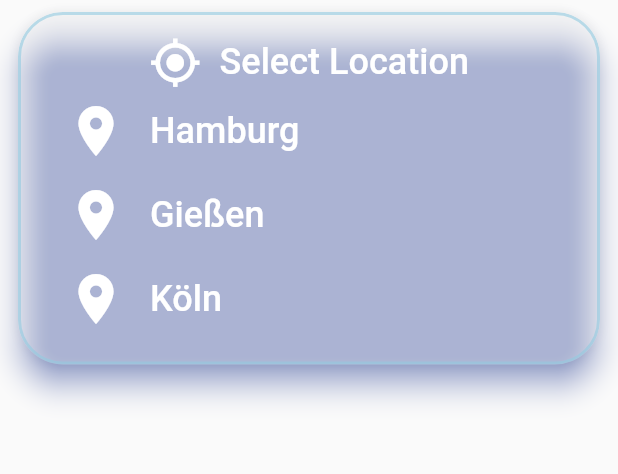
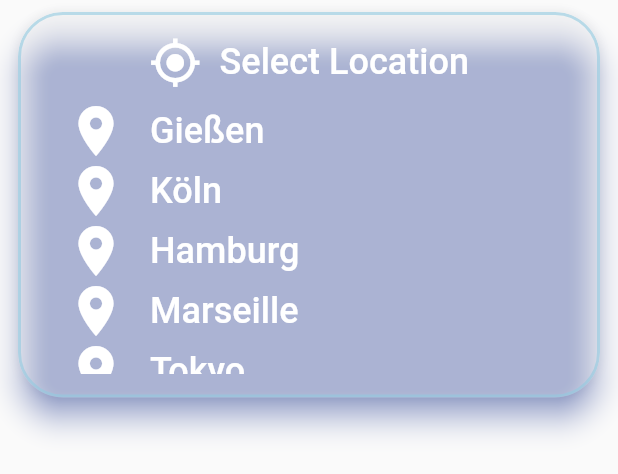
Before and after one commit to Varadho/bachelor_weather, a Flutter app: the LocationSelector widget shown alone on an empty page, opened directly, after a tap on the "my location" icon, on a phone screen of 412 x 824 dp. Shown: the top 474 px of the screen. Run offline on Flutter 3.47's test engine with Material 2 defaults, Android fonts, the phone set to English and light mode, and no system bars; our stand-ins replace auto_size_text, flutter_compass, font_awesome_flutter, permission_handler, redux, simple_animations and 1 more; generated files the repository leaves out were written again; network calls fail.

Commit message:
Add more favorite locations, resize location list

```diff
--- a/lib/ui/common_widgets/state_controlling_widgets/location_selector.dart
+++ b/lib/ui/common_widgets/state_controlling_widgets/location_selector.dart
@@ -1,10 +1,10 @@
-import 'package:bachelorweather/utility/constants/favorite_locations.dart';
-import 'package:bachelorweather/utility/constants/text_styles.dart';
 import 'package:flutter/foundation.dart';
 import 'package:flutter/material.dart';
 import 'package:flutter/widgets.dart';
 
 import '../../../model/location.dart';
+import '../../../utility/constants/favorite_locations.dart';
+import '../../../utility/constants/text_styles.dart';
 import 'expandable_controls.dart';
 
 class LocationSelector extends StatefulWidget {
@@ -49,7 +49,11 @@ class _LocationControlWidgetState extends State<LocationSelector> {
             ),
             _typing
                 ? _searchResults()
-              : ListView.builder(
+                : Container(
+                    height: 190,
+                    child: ListView.builder(
+                      padding: EdgeInsets.zero,
+                      itemExtent: 40,
                       shrinkWrap: true,
                       itemCount: favoriteLocations.length,
                       itemBuilder: (context, index) => ListTile(
@@ -71,9 +75,11 @@ class _LocationControlWidgetState extends State<LocationSelector> {
                           );
                         },
                       ),
+                    ),
                   )
           ],
-      ));
+        ),
+      );
 
   Widget _searchResults() => Text(
         "Search results here",
--- a/lib/utility/constants/favorite_locations.dart
+++ b/lib/utility/constants/favorite_locations.dart
@@ -31,4 +31,52 @@ const Location koeln = Location(
   ),
 );
 
-const List<Location> favoriteLocations = <Location>[hh, giessen, koeln];
+const Location london = Location(
+  cityID: 2643743,
+  cityName: "London",
+  country: "GB",
+  coordinates: Coordinates(
+    lon: -0.12574,
+    lat: 51.50853,
+  ),
+);
+
+const Location marseille = Location(
+  cityID: 2995469,
+  cityName: "Marseille",
+  country: "FR",
+  coordinates: Coordinates(
+    lon: 5.38107,
+    lat: 43.296951,
+  ),
+);
+
+const Location tokyo = Location(
+  cityID: 1850147,
+  cityName: "Tokyo",
+  country: "JP",
+  coordinates: Coordinates(
+    lon: 139.691711,
+    lat: 35.689499,
+  ),
+);
+
+const Location kapstadt = Location(
+  cityID: 3369157,
+  cityName: "Cape Town",
+  country: "ZA",
+  coordinates: Coordinates(
+    lon: 18.42322,
+    lat: -33.925838,
+  ),
+);
+
+const List<Location> favoriteLocations = <Location>[
+  giessen,
+  koeln,
+  hh,
+  marseille,
+  tokyo,
+  london,
+  kapstadt,
+];
```
Lines whose indentation alone changed are shown as unchanged.
